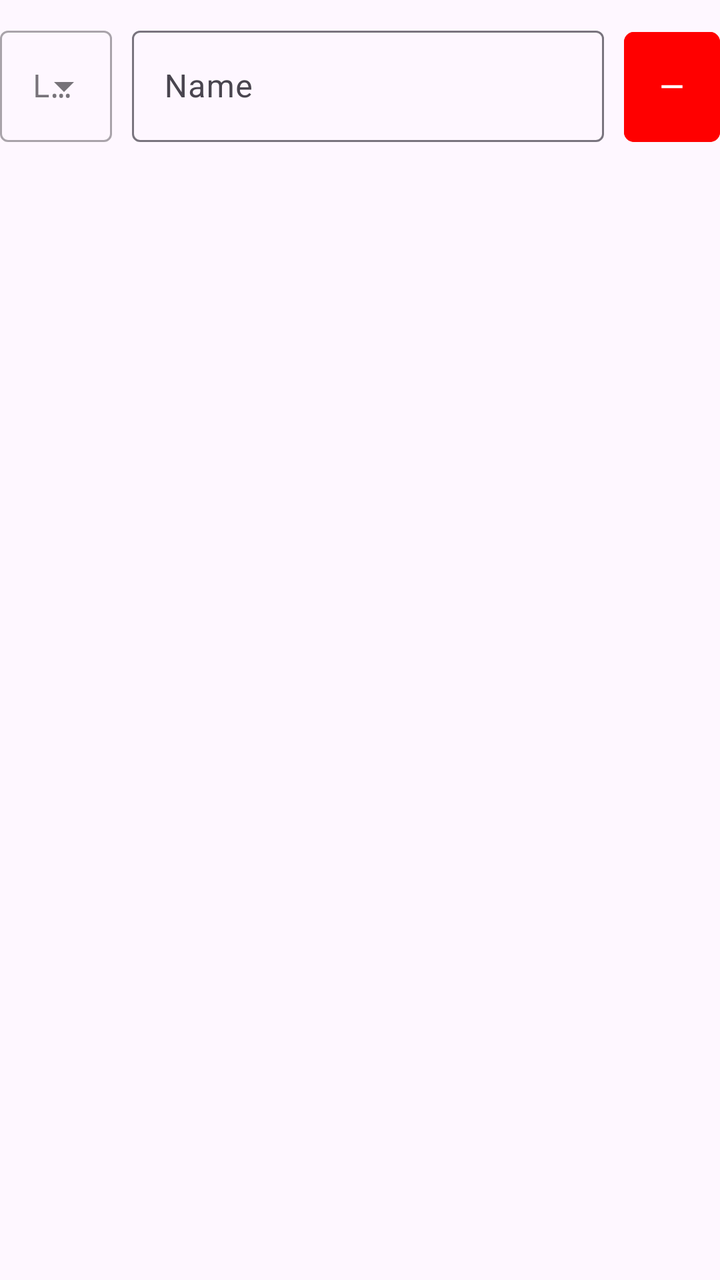
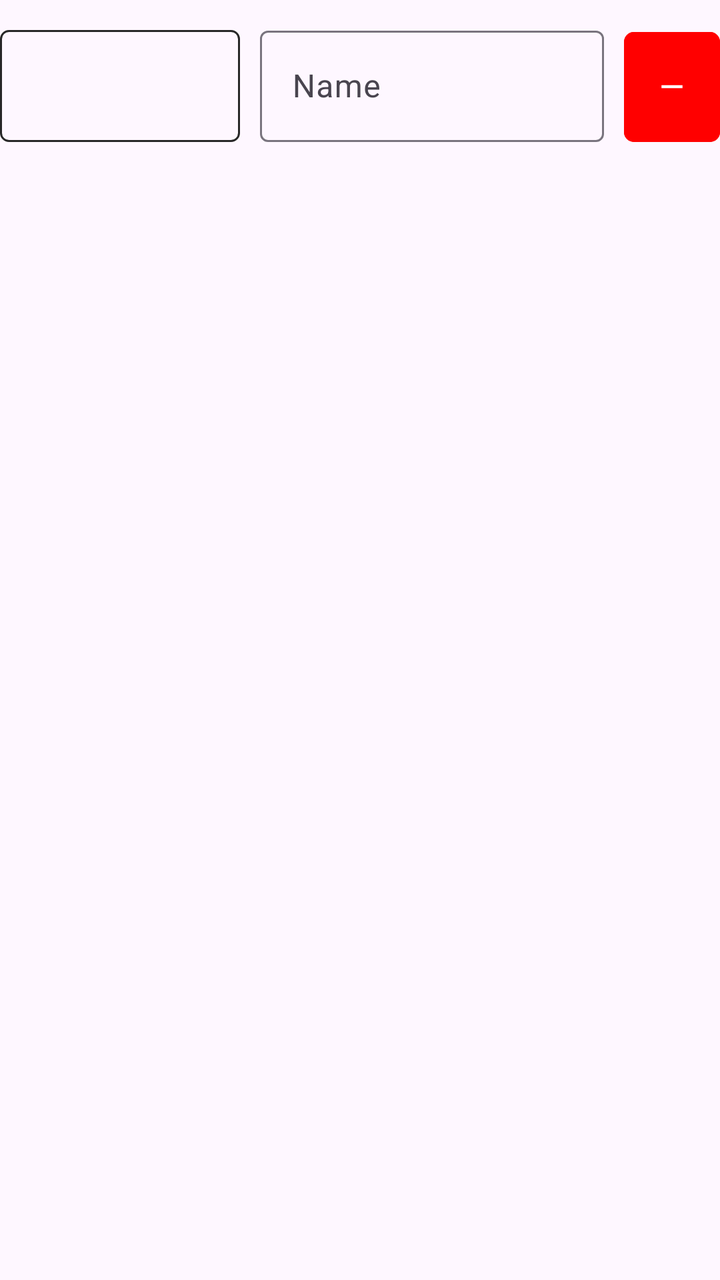

The first picture is an Android layout as it rendered before a commit; the second is the same layout after the commit. The layout source and the unified diff follow.
<!-- AndroidManifest.xml: application theme Theme.AuroraTuner -->
<!-- res/layout/localized_name_item.xml -->
<?xml version="1.0" encoding="utf-8"?>
<com.google.android.material.card.MaterialCardView xmlns:android="http://schemas.android.com/apk/res/android"
    xmlns:app="http://schemas.android.com/apk/res-auto"
    xmlns:tools="http://schemas.android.com/tools"
    app:strokeWidth="0dp"
    android:layout_width="match_parent"
    android:layout_height="wrap_content"
    app:cardCornerRadius="0dp">

    <LinearLayout
        android:layout_width="match_parent"
        android:layout_height="wrap_content"
        android:orientation="horizontal"
        android:layout_marginTop="10dp">

        <com.google.android.material.textfield.TextInputLayout
            android:id="@+id/editor_language_selection"
            style="@style/Widget.MaterialComponents.TextInputLayout.OutlinedBox.ExposedDropdownMenu"
            android:layout_width="wrap_content"
            android:layout_height="wrap_content"
            android:hint="@string/editor_language_dropdown_hint">

            <com.google.android.material.textfield.MaterialAutoCompleteTextView
                android:id="@+id/editor_language_selection_dropdown"
                android:layout_width="match_parent"
                android:layout_height="wrap_content"
                android:fontFamily="monospace"
                android:inputType="none"
                android:textSize="16sp" />

        </com.google.android.material.textfield.TextInputLayout>

        <com.google.android.material.textfield.TextInputLayout
            android:layout_width="0dp"
            android:layout_weight="1"
            android:layout_height="match_parent"
            android:layout_marginStart="10dp"
            android:layout_marginEnd="10dp">

            <com.google.android.material.textfield.TextInputEditText
                android:id="@+id/editor_localized_name_input"
                android:layout_width="match_parent"
                android:layout_height="wrap_content"
                android:maxLines="1"
                android:inputType="text"
                android:imeOptions="actionDone"
                android:hint="@string/editor_general_name_hint" />
        </com.google.android.material.textfield.TextInputLayout>

        <com.google.android.material.button.MaterialButton
            android:id="@+id/editor_remove_name_button"
            android:layout_width="48dp"
            android:layout_height="match_parent"
            android:minWidth="0dp"
            android:minHeight="0dp"
            android:insetTop="6dp"
            android:insetBottom="0dp"
            android:insetLeft="0dp"
            android:insetRight="0dp"
            android:padding="0dp"
            app:cornerRadius="5dp"
            android:backgroundTint="@color/red"
            app:icon="@drawable/remove_icon"
            app:iconGravity="textStart"
            app:iconPadding="0dp"
            app:iconTint="@android:color/white" />

    </LinearLayout>
</com.google.android.material.card.MaterialCardView>
<!-- resources referenced by this layout -->
<resources>
  <color name="red">#FF0000</color>
  <!-- drawable remove_icon (drawable) -->
  <vector xmlns:android="http://schemas.android.com/apk/res/android" android:height="24dp" android:tint="#000000" android:viewportHeight="24" android:viewportWidth="24" android:width="24dp">
  
      <path android:fillColor="@android:color/white" android:pathData="M19,13H5v-2h14v2z"/>
  
  </vector>
  <string name="editor_general_name_hint">Name</string>
  <string name="editor_language_dropdown_hint">Language</string>
  <style name="Theme.AuroraTuner" parent="Base.Theme.AuroraTuner" />
  <style name="Base.Theme.AuroraTuner" parent="Theme.Material3.DayNight.NoActionBar">
          
          
          <item name="android:navigationBarColor">@color/white</item>
          <item name="colorPrimaryDark">@color/white</item>
      </style>
  <color name="white">#FFFFFFFF</color>
</resources>

<!-- the commit's change to res/layout/localized_name_item.xml (unified diff, before → after) -->
@@ -13,34 +13,48 @@
         android:orientation="horizontal"
         android:layout_marginTop="10dp">
 
+        <com.google.android.material.textview.MaterialTextView
+            android:id="@+id/editor_default_language_label"
+            android:layout_width="wrap_content"
+            android:layout_height="match_parent"
+            android:minWidth="120dp"
+            android:gravity="center_vertical|start"
+            android:textSize="16sp"
+            android:background="@drawable/text_border"
+            android:paddingStart="16dp"
+            android:paddingEnd="10dp"
+            android:layout_marginTop="5dp" />
+
         <com.google.android.material.textfield.TextInputLayout
             android:id="@+id/editor_language_selection"
             style="@style/Widget.MaterialComponents.TextInputLayout.OutlinedBox.ExposedDropdownMenu"
             android:layout_width="wrap_content"
             android:layout_height="wrap_content"
-            android:hint="@string/editor_language_dropdown_hint">
+            android:minWidth="120dp"
+            android:visibility="gone">
 
             <com.google.android.material.textfield.MaterialAutoCompleteTextView
                 android:id="@+id/editor_language_selection_dropdown"
                 android:layout_width="match_parent"
                 android:layout_height="wrap_content"
-                android:fontFamily="monospace"
                 android:inputType="none"
+                android:maxLines="1"
                 android:textSize="16sp" />
 
         </com.google.android.material.textfield.TextInputLayout>
 
         <com.google.android.material.textfield.TextInputLayout
             android:layout_width="0dp"
-            android:layout_weight="1"
+            android:layout_weight="4"
             android:layout_height="match_parent"
-            android:layout_marginStart="10dp"
+            android:layout_marginStart="0dp"
             android:layout_marginEnd="10dp">
 
             <com.google.android.material.textfield.TextInputEditText
                 android:id="@+id/editor_localized_name_input"
                 android:layout_width="match_parent"
                 android:layout_height="wrap_content"
+                android:layout_marginStart="10dp"
                 android:maxLines="1"
                 android:inputType="text"
                 android:imeOptions="actionDone"
<!-- resource entries referenced after the edit -->
@@ -7,9 +7,19 @@
       <path android:fillColor="@android:color/white" android:pathData="M19,13H5v-2h14v2z"/>
   
   </vector>
+  <!-- drawable text_border (drawable) -->
+  <?xml version="1.0" encoding="utf-8"?>
+  <shape xmlns:android="http://schemas.android.com/apk/res/android"
+      android:shape="rectangle">
+      <stroke
+          android:width="1dp"
+          android:color="@color/gray" />
+      <solid android:color="#00000000" />
+      <corners android:radius="4dp" />
+  </shape>
   <string name="editor_general_name_hint">Name</string>
-  <string name="editor_language_dropdown_hint">Language</string>
   <style name="Theme.AuroraTuner" parent="Base.Theme.AuroraTuner" />
+  <color name="gray">#282828</color>
   <style name="Base.Theme.AuroraTuner" parent="Theme.Material3.DayNight.NoActionBar">
           
           
